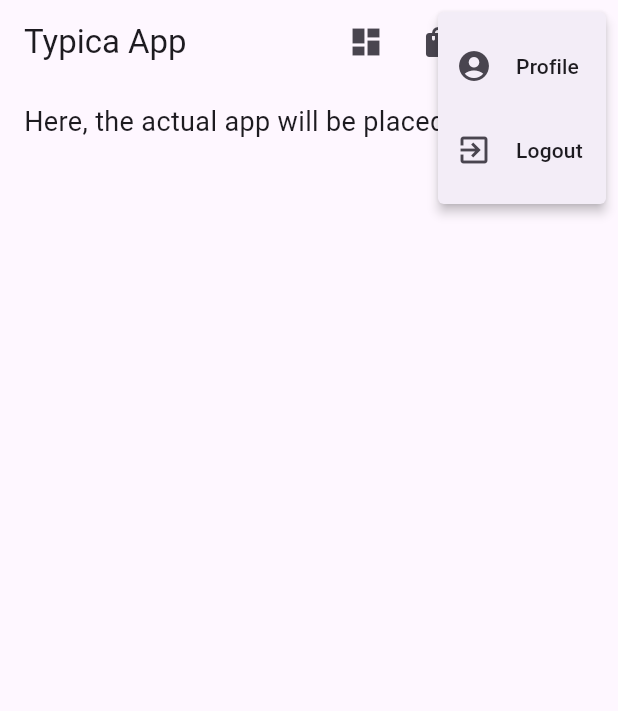
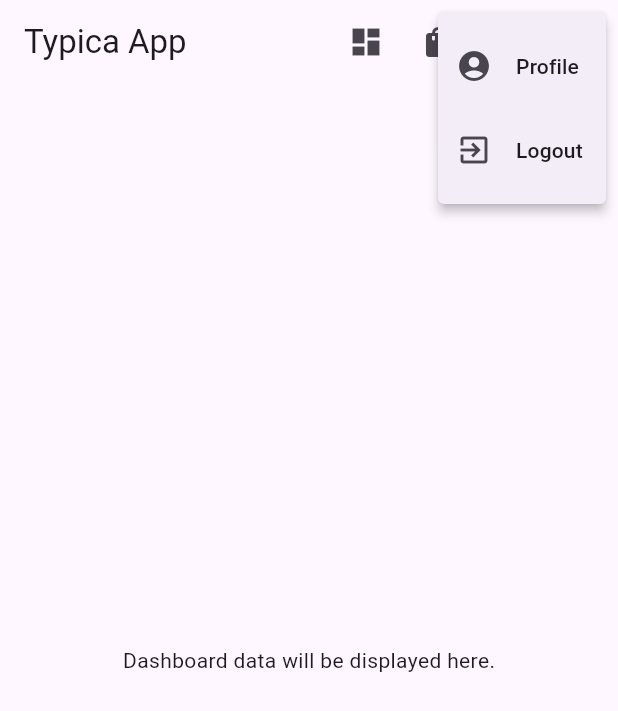
Before and after one commit to NicoHoch/typica, a Flutter app: the screen it shows once a user with an empty profile is signed in, after a tap on the "account circle" icon, on a phone screen of 412 x 824 dp. Shown: the top 711 px of the screen. Run offline on Flutter 3.47's test engine with Material 3 defaults, Android fonts, the phone set to English and light mode, and no system bars; our stand-ins replace firebase_auth, firebase_core, go_router, google_fonts; missing offline and left inert: firebase_ui_auth; accounts and stored records are empty; generated files the repository leaves out were written again.

Commit message:
cleaned up navigation

```diff
--- /dev/null
+++ b/lib/dashboard_page.dart
@@ -0,0 +1,12 @@
+import 'package:flutter/material.dart';
+
+class DashboardPage extends StatelessWidget {
+  const DashboardPage({super.key});
+
+  @override
+  Widget build(BuildContext context) {
+    return Center(
+      child: Text('Dashboard data will be displayed here.'),
+    );
+  }
+}
--- a/lib/home_page.dart
+++ b/lib/home_page.dart
@@ -1,5 +1,7 @@
 import 'package:flutter/material.dart';
 import 'package:provider/provider.dart';
+import 'package:typica/dashboard_page.dart';
+import 'package:typica/welcome_page.dart';
 
 import 'app_state.dart';
 import 'src/widgets.dart';
@@ -10,22 +12,13 @@ class HomePage extends StatelessWidget {
   @override
   Widget build(BuildContext context) {
     return Scaffold(
-      body: ListView(
-        padding: const EdgeInsets.all(8.0),
-        children: <Widget>[
-          // RSVP section for logged-in users
-          Consumer<ApplicationState>(
-            builder: (context, appState, _) => Column(
-              crossAxisAlignment: CrossAxisAlignment.start,
-              children: [
-                appState.loggedIn
-                    ? const Paragraph('Here, the actual app will be placed')
-                    : const Paragraph(
-                        'Welcome to Typica App - your order management platform. Log in to manage your orders'),
-              ],
-            ),
-          ),
-        ],
+      body: Consumer<ApplicationState>(
+        builder: (context, appState, _) {
+          return Center(
+              child: appState.loggedIn
+                  ? const DashboardPage()
+                  : const WelcomePage());
+        },
       ),
     );
   }
--- a/lib/manage_customer.dart
+++ b/lib/manage_customer.dart
@@ -5,10 +5,7 @@ class ManageCustomerPage extends StatelessWidget {
 
   @override
   Widget build(BuildContext context) {
-    return Scaffold(
-      appBar: AppBar(
-        title: const Text('Kunden'),
-      ),
+    return const Scaffold(
       body: Center(
         child: Text('Customer data will be displayed here.'),
       ),
--- a/lib/manage_product.dart
+++ b/lib/manage_product.dart
@@ -5,10 +5,7 @@ class ManageProductPage extends StatelessWidget {
 
   @override
   Widget build(BuildContext context) {
-    return Scaffold(
-      appBar: AppBar(
-        title: const Text('Produkte'),
-      ),
+    return const Scaffold(
       body: Center(
         child: Text('Products data will be displayed here.'),
       ),
--- /dev/null
+++ b/lib/welcome_page.dart
@@ -0,0 +1,12 @@
+import 'package:flutter/material.dart';
+
+class WelcomePage extends StatelessWidget {
+  const WelcomePage({super.key});
+
+  @override
+  Widget build(BuildContext context) {
+    return const Center(
+      child: Text('Welcome to Typica. Please log in to continue.'),
+    );
+  }
+}
```
Also changed, not shown: lib/main.dart (+18 -14 lines).
